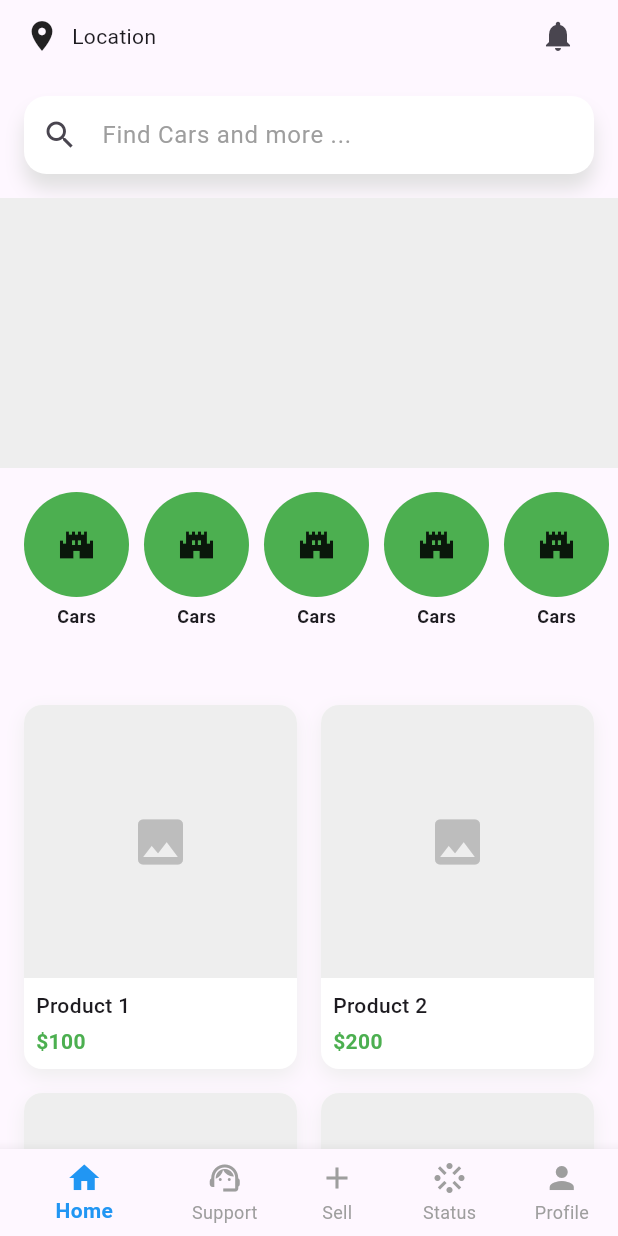
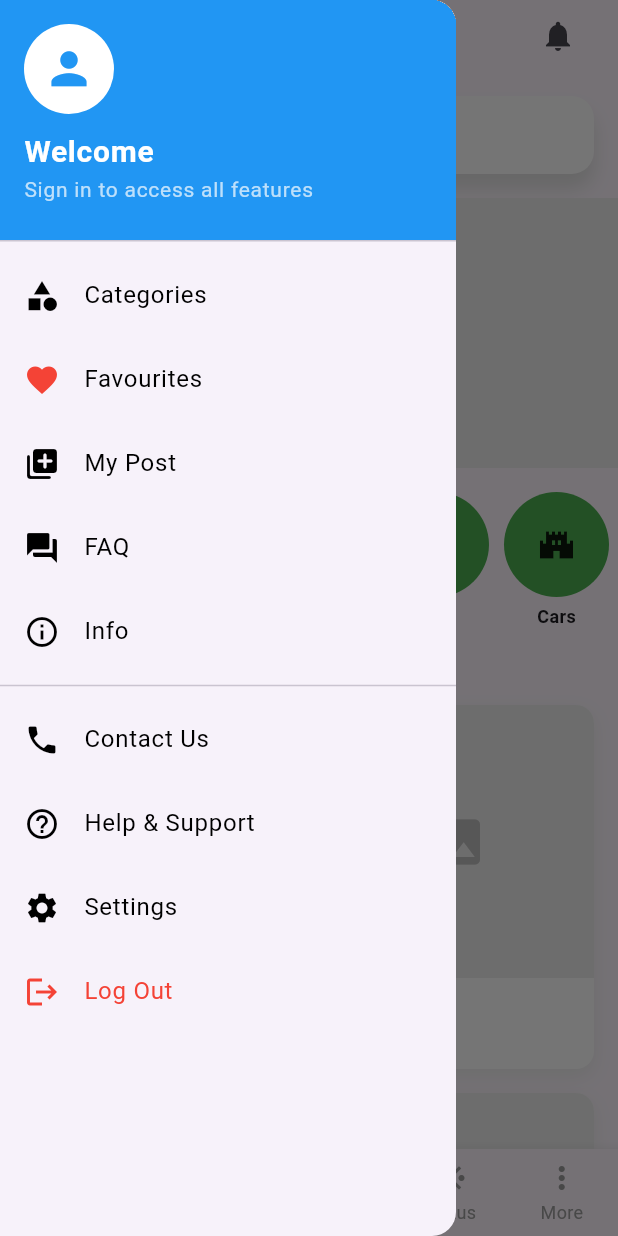
Before and after one commit to Greencreon-LLP-2/Lelam-online-V2, a Flutter app: the screen it shows after launch, with the side drawer open (before the commit the screen has no drawer), on a phone screen of 412 x 824 dp. Run offline on Flutter 3.47's test engine with Material 3 defaults, Android fonts, the phone set to English and light mode, and no system bars; our stand-ins replace go_router.

Commit message:
added app drawer and go router

```diff
--- /dev/null
+++ b/lib/core/router/app_router.dart
@@ -0,0 +1,49 @@
+import 'package:flutter/material.dart';
+import 'package:go_router/go_router.dart';
+import 'package:lelamonline_flutter/core/router/route_names.dart';
+import 'package:lelamonline_flutter/feature/categories/view/categories_page.dart';
+import 'package:lelamonline_flutter/feature/home/view/pages/main_scaffold.dart';
+import 'package:lelamonline_flutter/feature/sell/view/pages/sell_page.dart';
+import 'package:lelamonline_flutter/feature/shortlist/views/short_list_page.dart';
+import 'package:lelamonline_flutter/feature/status/view/pages/buying_status_page.dart';
+import 'package:lelamonline_flutter/feature/status/view/pages/selling_status_page.dart';
+
+final GoRouter appRouter = GoRouter(
+  initialLocation: RouteNames.mainscaffold,
+  routes: [
+    GoRoute(
+      path: RouteNames.mainscaffold,
+      builder: (context, state) => const MainScaffold(),
+      name: RouteNames.mainscaffold,
+    ),
+    GoRoute(
+      path: RouteNames.categoriespage,
+      builder: (context, state) => const CategoriesPage(),
+      name: RouteNames.categoriespage,
+    ),
+    GoRoute(
+      path: RouteNames.shortlistpage,
+      builder: (context, state) => const ShortListPage(),
+      name: RouteNames.shortlistpage,
+    ),
+    GoRoute(
+      path: RouteNames.buyingStatusPage,
+      builder: (context, state) => const BuyingStatusPage(),
+      name: RouteNames.buyingStatusPage,
+    ),
+    GoRoute(
+      path: RouteNames.sellingstatuspage,
+      builder: (context, state) => const SellingStatusPage(),
+      name: RouteNames.sellingstatuspage,
+    ),
+    GoRoute(
+      path: RouteNames.sellpage,
+      builder: (context, state) => const SellPage(),
+      name: RouteNames.sellpage,
+    ),
+  ],
+  errorBuilder:
+      (context, state) => Scaffold(
+        body: Center(child: Text('Something went wrong in navigation')),
+      ),
+);
--- /dev/null
+++ b/lib/core/router/route_names.dart
@@ -0,0 +1,9 @@
+class RouteNames {
+  static const String categoriespage = "/categoriespage";
+  static const String mainscaffold = "/";
+  static const String homepage = "/homepage";
+  static const String sellpage = "/sellpage";
+  static const String shortlistpage = "/shortlistpage";
+  static const String buyingStatusPage = "/buyingStatusPage";
+  static const String sellingstatuspage = "/sellingstatuspage";
+}
--- a/lib/feature/home/view/pages/main_scaffold.dart
+++ b/lib/feature/home/view/pages/main_scaffold.dart
@@ -3,7 +3,9 @@
 import 'package:flutter/material.dart';
 import 'package:lelamonline_flutter/core/theme/app_theme.dart';
 import 'package:lelamonline_flutter/feature/home/view/pages/home_page.dart';
+import 'package:lelamonline_flutter/feature/home/view/widgets/app_drawer.dart';
 import 'package:lelamonline_flutter/feature/sell/view/pages/sell_page.dart';
+import 'package:lelamonline_flutter/feature/shortlist/views/short_list_page.dart';
 import 'package:lelamonline_flutter/feature/status/view/pages/buying_status_page.dart';
 import 'package:lelamonline_flutter/feature/status/view/pages/selling_status_page.dart';
 import 'package:lelamonline_flutter/feature/status/view/pages/status_page.dart';
@@ -18,21 +20,29 @@ class MainScaffold extends StatefulWidget {
 class _MainScaffoldState extends State<MainScaffold> {
   int currentIndex = 0;
   bool isStatus = false;
+  final GlobalKey<ScaffoldState> _scaffoldKey = GlobalKey<ScaffoldState>();
+
   List<Widget> get _pages => [
     HomePage(),
     isStatus ? BuyingStatusPage() : Center(child: Text('Support')),
     isStatus ? SellingStatusPage() : SellPage(),
-    isStatus ? Center(child: Text('Shortlist')) : StatusPage(),
+    isStatus ? ShortListPage() : StatusPage(),
     Center(child: Text('Profile')),
   ];
   @override
   Widget build(BuildContext context) {
     return Scaffold(
+      key: _scaffoldKey,
+      drawer: AppDrawerWidget(),
       body: _pages[currentIndex],
       bottomNavigationBar: BottomNavigationBar(
         currentIndex: currentIndex,
         onTap: (index) {
           print(index);
+          if (index == 4) {
+            _scaffoldKey.currentState?.openDrawer();
+            return;
+          }
           setState(() {
             currentIndex = index;
           });
@@ -85,7 +95,7 @@ class _MainScaffoldState extends State<MainScaffold> {
                 icon: Icon(Icons.stream_sharp),
                 label: 'Status',
               ),
-          BottomNavigationBarItem(icon: Icon(Icons.person), label: 'Profile'),
+          BottomNavigationBarItem(icon: Icon(Icons.more_vert), label: 'More'),
         ],
       ),
     );
--- /dev/null
+++ b/lib/feature/home/view/widgets/app_drawer.dart
@@ -0,0 +1,145 @@
+import 'package:flutter/material.dart';
+import 'package:go_router/go_router.dart';
+import 'package:lelamonline_flutter/core/router/route_names.dart';
+import 'package:lelamonline_flutter/core/theme/app_theme.dart';
+
+class AppDrawerWidget extends StatelessWidget {
+  const AppDrawerWidget({super.key});
+
+  @override
+  Widget build(BuildContext context) {
+    return Drawer(
+      child: ListView(
+        padding: EdgeInsets.zero,
+        children: [
+          DrawerHeader(
+            decoration: BoxDecoration(color: AppTheme.primaryColor),
+            child: Column(
+              crossAxisAlignment: CrossAxisAlignment.start,
+              children: [
+                CircleAvatar(
+                  radius: 30,
+                  backgroundColor: Colors.white,
+                  child: Icon(
+                    Icons.person,
+                    size: 35,
+                    color: AppTheme.primaryColor,
+                  ),
+                ),
+                const SizedBox(height: 10),
+                const Text(
+                  'Welcome',
+                  style: TextStyle(
+                    color: Colors.white,
+                    fontSize: 20,
+                    fontWeight: FontWeight.bold,
+                  ),
+                ),
+                const Text(
+                  'Sign in to access all features',
+                  style: TextStyle(color: Colors.white70, fontSize: 14),
+                ),
+              ],
+            ),
+          ),
+          _buildDrawerItem(
+            icon: Icons.category,
+            title: 'Categories',
+            onTap: () {
+              Navigator.pop(context);
+              context.pushNamed(RouteNames.categoriespage);
+            },
+          ),
+          _buildDrawerItem(
+            isfavourite: true,
+            icon: Icons.favorite_outlined,
+            title: 'Favourites',
+            onTap: () {
+              Navigator.pop(context);
+              context.pushNamed(RouteNames.shortlistpage);
+            },
+          ),
+          _buildDrawerItem(
+            icon: Icons.add_to_photos_rounded,
+            title: 'My Post',
+            onTap: () {
+              Navigator.pop(context);
+              context.pushNamed(RouteNames.sellingstatuspage);
+            },
+          ),
+
+          _buildDrawerItem(
+            icon: Icons.question_answer,
+            title: 'FAQ',
+            onTap: () {
+              // TODO: Navigate to FAQ
+              Navigator.pop(context);
+            },
+          ),
+          _buildDrawerItem(
+            icon: Icons.info_outlined,
+            title: 'Info',
+            onTap: () {
+              // TODO: Navigate to orders
+              Navigator.pop(context);
+            },
+          ),
+
+          const Divider(),
+          _buildDrawerItem(
+            icon: Icons.phone,
+            title: 'Contact Us',
+            onTap: () {
+              // TODO: Navigate to settings
+              Navigator.pop(context);
+            },
+          ),
+
+          _buildDrawerItem(
+            icon: Icons.help_outline,
+            title: 'Help & Support',
+            onTap: () {
+              // TODO: Navigate to help
+              Navigator.pop(context);
+            },
+          ),
+          _buildDrawerItem(
+            icon: Icons.settings,
+            title: 'Settings',
+            onTap: () {
+              // TODO: Navigate to settings
+              Navigator.pop(context);
+            },
+          ),
+          _buildDrawerItem(
+            isfavourite: true,
+            isLogOut: true,
+            icon: Icons.logout,
+            title: 'Log Out',
+            onTap: () {
+              // TODO: Navigate to settings
+              Navigator.pop(context);
+            },
+          ),
+        ],
+      ),
+    );
+  }
+
+  Widget _buildDrawerItem({
+    bool isfavourite = false,
+    bool isLogOut = false,
+    required IconData icon,
+    required String title,
+    required VoidCallback onTap,
+  }) {
+    return ListTile(
+      leading: Icon(icon, color: isfavourite ? Colors.red : Colors.black),
+      title: Text(
+        title,
+        style: TextStyle(color: isLogOut ? Colors.red : Colors.black),
+      ),
+      onTap: onTap,
+    );
+  }
+}
--- a/lib/main.dart
+++ b/lib/main.dart
@@ -1,5 +1,5 @@
 import 'package:flutter/material.dart';
-import 'package:lelamonline_flutter/feature/home/view/pages/main_scaffold.dart';
+import 'package:lelamonline_flutter/core/router/app_router.dart';
 
 void main() {
   runApp(const App());
@@ -11,6 +11,9 @@ class App extends StatelessWidget {
   // This widget is the root of your application.
   @override
   Widget build(BuildContext context) {
-    return MaterialApp(debugShowCheckedModeBanner: false, home: MainScaffold());
+    return MaterialApp.router(
+      debugShowCheckedModeBanner: false,
+      routerConfig: appRouter,
+    );
   }
 }
--- a/pubspec.yaml
+++ b/pubspec.yaml
@@ -34,6 +34,7 @@ dependencies:
   # The following adds the Cupertino Icons font to your application.
   # Use with the CupertinoIcons class for iOS style icons.
   cupertino_icons: ^1.0.8
+  go_router: ^15.1.2
 
 dev_dependencies:
   flutter_test:
```
Also changed, not shown: lib/feature/categories/view/categories_page.dart (added, +104 -0 lines), lib/feature/shortlist/views/short_list_page.dart (added, +13 -0 lines), pubspec.lock.
